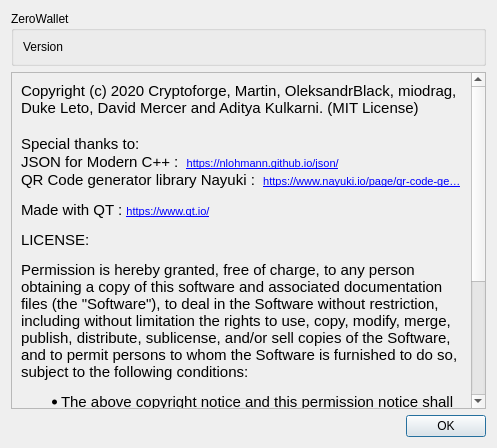
First picture: the form in src/about.ui, repository zerocurrencycoin/zerowallet, before the edit.
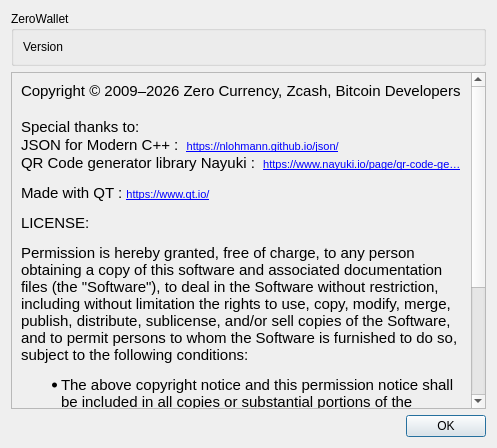
Second picture: the form after the edit.

Diff of the .ui file:
```diff
--- a/src/about.ui
+++ b/src/about.ui
@@ -52,7 +52,7 @@
 &lt;html&gt;&lt;head&gt;&lt;meta name=&quot;qrichtext&quot; content=&quot;1&quot; /&gt;&lt;style type=&quot;text/css&quot;&gt;
 p, li { white-space: pre-wrap; }
 &lt;/style&gt;&lt;/head&gt;&lt;body style=&quot; font-family:'MS Shell Dlg 2'; font-size:8pt; font-weight:400; font-style:normal;&quot;&gt;
-&lt;p style=&quot; margin-top:0px; margin-bottom:0px; margin-left:0px; margin-right:0px; -qt-block-indent:0; text-indent:0px;&quot;&gt;&lt;span style=&quot; font-family:'Ubuntu'; font-size:11pt;&quot;&gt;Copyright (c) 2020 Cryptoforge, Martin, OleksandrBlack, miodrag, Duke Leto, David Mercer and Aditya Kulkarni. (MIT License)&lt;/span&gt;&lt;/p&gt;
+&lt;p style=&quot; margin-top:0px; margin-bottom:0px; margin-left:0px; margin-right:0px; -qt-block-indent:0; text-indent:0px;&quot;&gt;&lt;span style=&quot; font-family:'Ubuntu'; font-size:11pt;&quot;&gt;Copyright © 2009–2026 Zero Currency, Zcash, Bitcoin Developers&lt;/span&gt;&lt;/p&gt;
 &lt;p style=&quot;-qt-paragraph-type:empty; margin-top:0px; margin-bottom:0px; margin-left:0px; margin-right:0px; -qt-block-indent:0; text-indent:0px; font-family:'Ubuntu'; font-size:11pt;&quot;&gt;&lt;br /&gt;&lt;/p&gt;
 &lt;p style=&quot; margin-top:0px; margin-bottom:0px; margin-left:0px; margin-right:0px; -qt-block-indent:0; text-indent:0px;&quot;&gt;&lt;span style=&quot; font-family:'Ubuntu'; font-size:11pt;&quot;&gt;Special thanks to:&lt;/span&gt;&lt;/p&gt;
 &lt;p style=&quot; margin-top:0px; margin-bottom:0px; margin-left:0px; margin-right:0px; -qt-block-indent:0; text-indent:0px;&quot;&gt;&lt;span style=&quot; font-family:'Ubuntu'; font-size:11pt;&quot;&gt;JSON for Modern C++ :  &lt;/span&gt;&lt;a href=&quot;https://nlohmann.github.io/json/&quot;&gt;&lt;span style=&quot; font-family:'MS Shell Dlg 2'; text-decoration: underline; color:#0000ff;&quot;&gt;https://nlohmann.github.io/json/&lt;/span&gt;&lt;/a&gt;&lt;/p&gt;
```
